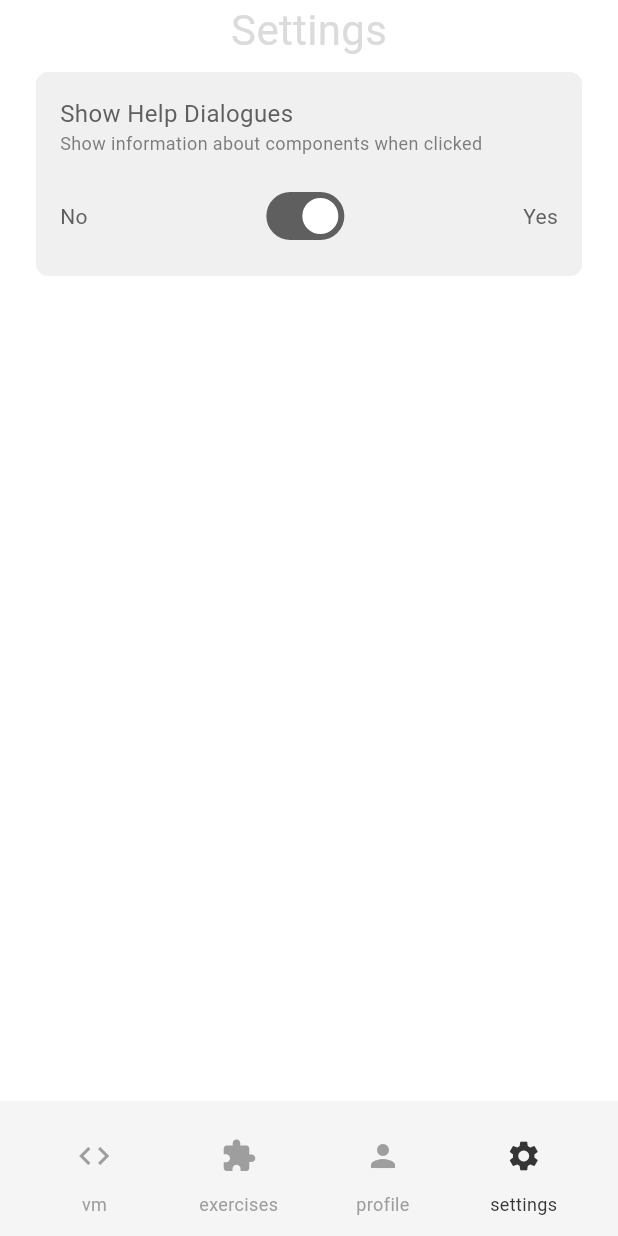
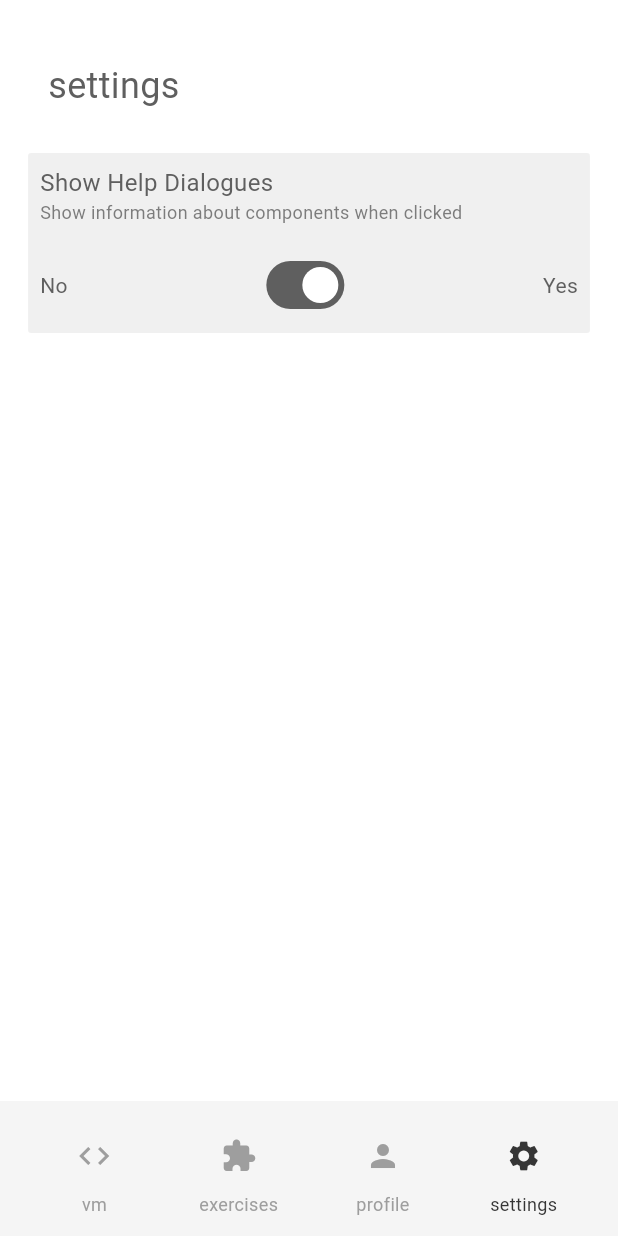
Before and after one commit to ashtonjamesd/wisteria, a Flutter app: the screen it shows after launch, item 4 of the bottom bar chosen, on a phone screen of 412 x 824 dp. Run offline on Flutter 3.47's test engine with Material 3 defaults, Android fonts, the phone set to English and light mode, and no system bars; our stand-ins replace firebase_core, simple_icons; accounts and stored records are empty.

Commit message:
update settings ui

```diff
--- a/lib/app/views/settings/settings_view.dart
+++ b/lib/app/views/settings/settings_view.dart
@@ -22,13 +22,24 @@ class _SettingsViewState extends State<SettingsView> {
 
   Widget settingsView() {
     return Column(
+      crossAxisAlignment: CrossAxisAlignment.start,
       children: [
-        WisteriaText(
-          text: "Settings",
-          color: primaryGrey,
-          size: 28,
+        const SizedBox(height: 40),
+
+        Padding(
+          padding: const EdgeInsets.only(left: 32),
+          child: WisteriaText(
+            text: "settings",
+            color: textColor,
+            size: 24,
           ),
-        settingsBox(),
+        ),
+
+        const SizedBox(height: 28),
+
+        Center(
+          child: settingsBox()
+        ),
       ],
     );
   }
@@ -48,18 +59,15 @@ class _SettingsViewState extends State<SettingsView> {
   }
 
   Widget trueOrFalseSetting(String name, String desc, Function(bool) onChanged) {
+    final screen = MediaQuery.sizeOf(context);
     bool value = AppController.instance.settings.showInfoDialogs;
 
-    return Padding(
-      padding: const EdgeInsets.symmetric(
-        vertical: 8.0,
-        horizontal: 24.0
-      ),
-      child: Container(
-        padding: const EdgeInsets.all(16),
+    return Container(
+      width: screen.width / widthFactor ,
+      padding: const EdgeInsets.all(8),
       decoration: BoxDecoration(
         color: const Color.fromARGB(255, 240, 240, 240),
-          borderRadius: BorderRadius.circular(8),
+        borderRadius: BorderRadius.circular(boxBorderRadius),
       ),
       child: Column(
         crossAxisAlignment: CrossAxisAlignment.start,
@@ -81,7 +89,6 @@ class _SettingsViewState extends State<SettingsView> {
           }),
         ],
       ),
-      ),
     );
   }
 }
```
Also changed, not shown: lib/app/views/vm/vm_view.dart (+27 -13 lines). Lines whose indentation alone changed are shown as unchanged.
